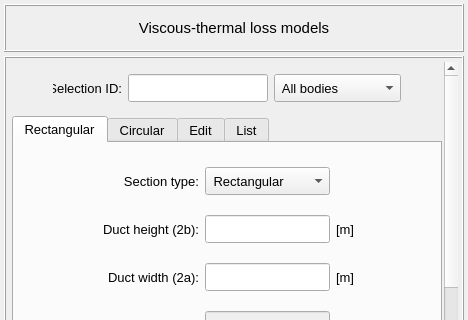
The window that vibra/interface/data/ui_files/model/setup/acoustic/viscous_thermal_model_inputs.ui (MOPT-UFSC/VIBRA) describes before a commit, drawn with Qt 5; both pictures show x 0 to 468 and y 0 to 320 of the 468 by 480 pixel window.
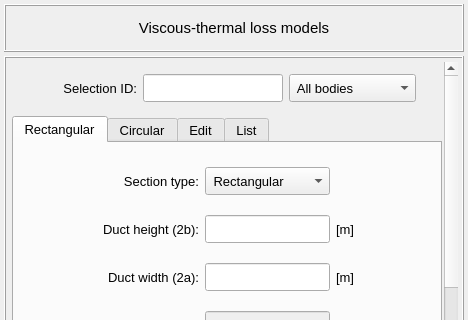
The same window after the commit.

Commit message: Update the viscous thermal ui file

Diff of the .ui file:
```diff
--- a/vibra/interface/data/ui_files/model/setup/acoustic/viscous_thermal_model_inputs.ui
+++ b/vibra/interface/data/ui_files/model/setup/acoustic/viscous_thermal_model_inputs.ui
@@ -105,8 +105,8 @@
           <rect>
            <x>0</x>
            <y>0</y>
-           <width>435</width>
-           <height>540</height>
+           <width>431</width>
+           <height>552</height>
           </rect>
          </property>
          <layout class="QGridLayout" name="gridLayout_5">
@@ -1897,7 +1897,7 @@
               <widget class="QLabel" name="label_12">
                <property name="minimumSize">
                 <size>
-                 <width>60</width>
+                 <width>100</width>
                  <height>28</height>
                 </size>
                </property>
```
The commit also changes 1 other file.
